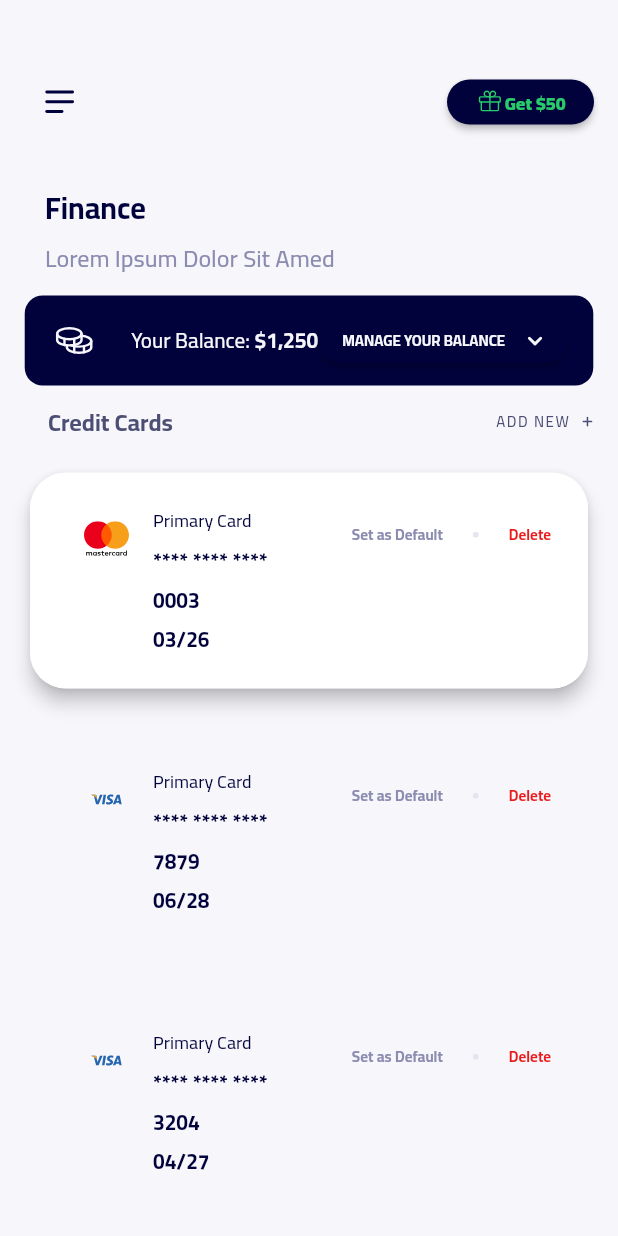
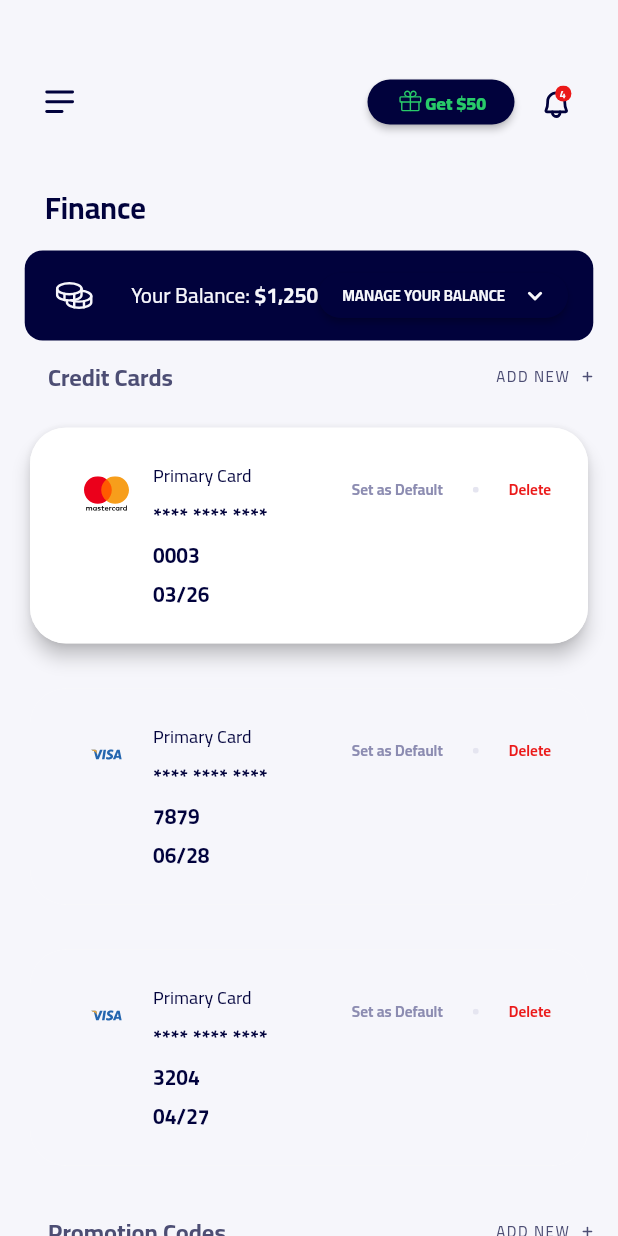
Before and after one commit to ozgun-kara/ruut, a Flutter app: the screen it shows after launch, on a phone screen of 412 x 824 dp. Run offline on Flutter 3.47's test engine with Material 2 defaults, Android fonts, the phone set to English and light mode, and no system bars; our stand-ins replace flutter_svg.

Commit message:
Update finance_page.dart

```diff
--- a/lib/pages/finance_page.dart
+++ b/lib/pages/finance_page.dart
@@ -79,7 +79,19 @@ class FinancePage extends StatelessWidget {
                         onPressed: () async {}),
                   ),
 
-
+                  Padding(
+                    padding: const EdgeInsets.fromLTRB(5, 0, 0, 0),
+                    child: Builder(
+                      builder: (context) => IconButton(
+                        icon: SvgPicture.asset(
+                          'assets/images/Bell.svg',
+                          width: 18.47,
+                          height: 22.4,
+                        ),
+                        onPressed: () {},
+                      ),
+                    ),
+                  ),
 
                 ],
               ),
@@ -107,17 +119,9 @@ class FinancePage extends StatelessWidget {
                             color: Color(0xFF01023C)),
                       ),
                     ),
-                    Padding(
-                      padding: EdgeInsets.fromLTRB(30, 0, 0, 0),
-                      child: Text(
-                        "Lorem Ipsum Dolor Sit Amed",
-                        style: TextStyle(
-                            fontSize: 16,
-                            fontFamily: "Cairo-VariableFont_wght",
-                            fontWeight: FontWeight.w500,
-                            color: Color(0xFF8C8CB1)),
-                      ),
-                    ),
+
+
+
                   ],
                 ),
 
```
